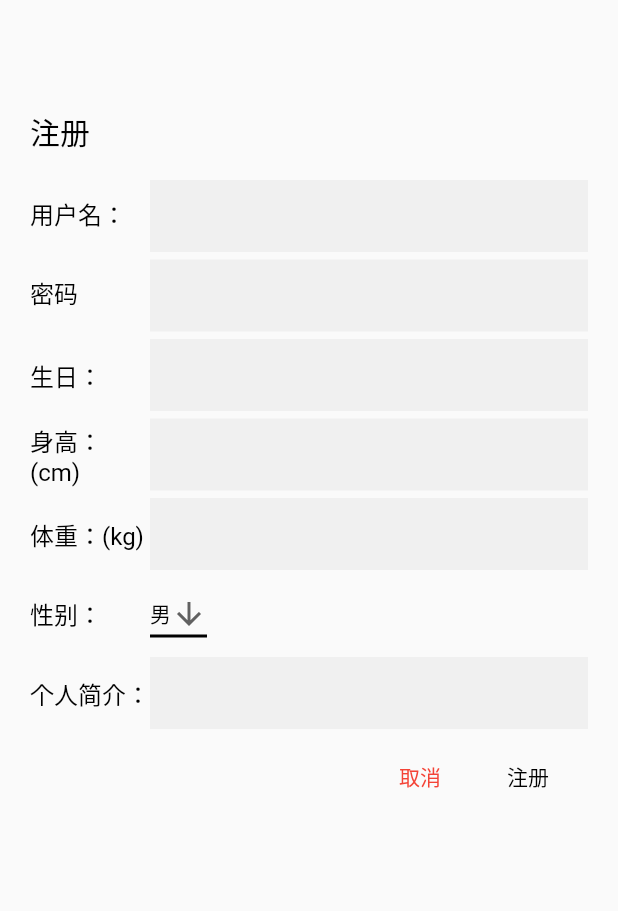
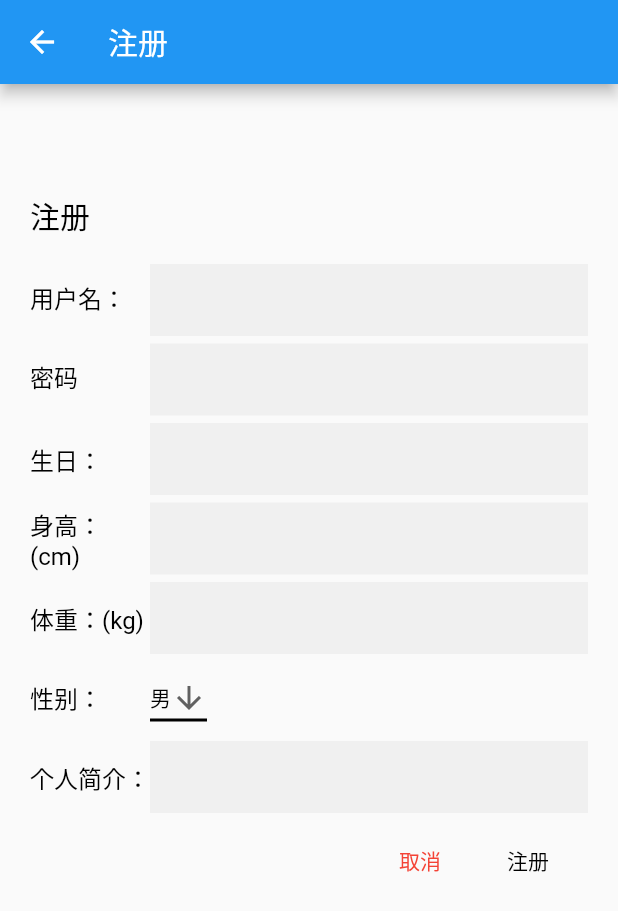
Before and after one commit to zgw010/s, a Flutter app: the screen it shows after launch, after a tap on "注册", on a phone screen of 412 x 824 dp. Shown: the top 911 px of the screen. Run offline on Flutter 3.47's test engine with Material 2 defaults, Android fonts, the phone set to English and light mode, and no system bars; our stand-ins replace bottom_navy_bar, shared_preferences; missing offline and left inert: date_range_picker.

Commit message:
feat: 修改icon

```diff
--- a/lib/pages/plan/main.dart
+++ b/lib/pages/plan/main.dart
@@ -23,11 +23,11 @@ class _PlanState extends State<Plan> {
 
   getCurPlan() async {
     try {
-      // SharedPreferences prefs = await SharedPreferences.getInstance();
-      // var userInfoString = prefs.getString('userInfo');
-      // if (userInfoString == '') return;
-      // Map<String, dynamic> userInfo = jsonDecode(userInfoString);
-      Map<String, dynamic> userInfo = context.read<UserInfoModel>().userInfo;
+      SharedPreferences prefs = await SharedPreferences.getInstance();
+      var userInfoString = prefs.getString('userInfo');
+      if (userInfoString == '') return;
+      Map<String, dynamic> userInfo = jsonDecode(userInfoString);
+      // Map<String, dynamic> userInfo = context.read<UserInfoModel>().userInfo;
       // print({
       //   'getCurPlan',
       //   userInfo
@@ -113,12 +113,12 @@ class _PlanState extends State<Plan> {
     getCurPlan();
   }
 
-  @override
-  void didUpdateWidget(var oldWidget) {
-    super.didUpdateWidget(oldWidget);
-    // print('didUpdateWidget');
-    getCurPlan();
-  }
+  // @override
+  // void didUpdateWidget(var oldWidget) {
+  //   super.didUpdateWidget(oldWidget);
+  //   // print('didUpdateWidget');
+  //   // getCurPlan();
+  // }
 
   @override
   Widget build(BuildContext context) {
--- a/lib/pages/user/login.dart
+++ b/lib/pages/user/login.dart
@@ -69,20 +69,22 @@ class _LoginPageState extends State<LoginPage> {
   @override
   Widget build(BuildContext context) {
     return Scaffold(
+        appBar: AppBar(title: Text('登录')),
         body: Builder(
           builder: (ctx) => (ListView(
             padding: EdgeInsets.symmetric(horizontal: 24.0),
             children: <Widget>[
-          SizedBox(height: 80.0),
-          Column(
-            children: <Widget>[
-              Image.asset('assets/icon64.png'),
-              // Icon(Icons.fitness_center),
-              SizedBox(height: 16.0),
-              // Text('S'),
-            ],
-          ),
-          SizedBox(height: 120.0),
+              // SizedBox(height: 80.0),
+              // Column(
+              //   children: <Widget>[
+              //     // Image.asset('assets/icon64.png',
+              //     //     height: 64.0, width: 64.0, fit: BoxFit.cover),
+              //     Icon(Icons.fitness_center),
+              //     SizedBox(height: 16.0),
+              //     // Text('S'),
+              //   ],
+              // ),
+              SizedBox(height: 200.0),
               TextField(
                 controller: _usernameController,
                 decoration: InputDecoration(
@@ -126,8 +128,8 @@ class _LoginPageState extends State<LoginPage> {
                   FlatButton(
                     child: Text('登录'),
                     onPressed: () {
-                  login(
-                      ctx, _usernameController.text, _passwordController.text);
+                      login(ctx, _usernameController.text,
+                          _passwordController.text);
                     },
                   ),
                 ],
--- a/lib/pages/user/register.dart
+++ b/lib/pages/user/register.dart
@@ -104,6 +104,7 @@ class _RegisterState extends State<Register> {
   @override
   Widget build(BuildContext context) {
     return Scaffold(
+        appBar: AppBar(title: Text('注册')),
         body: Builder(
             builder: (ctx) => Container(
                   margin: EdgeInsets.only(
```
Also changed, not shown: lib/pages/user/main.dart (+12 -1 lines), assets/icon.png, assets/icon64.png, 29 other files. Lines whose indentation alone changed are shown as unchanged.
